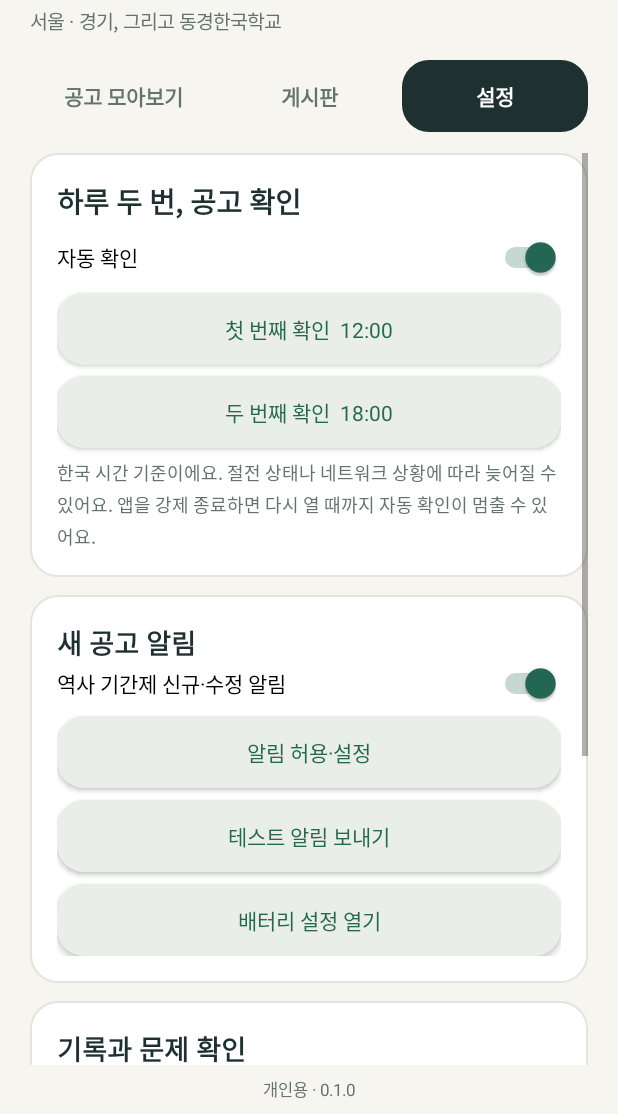
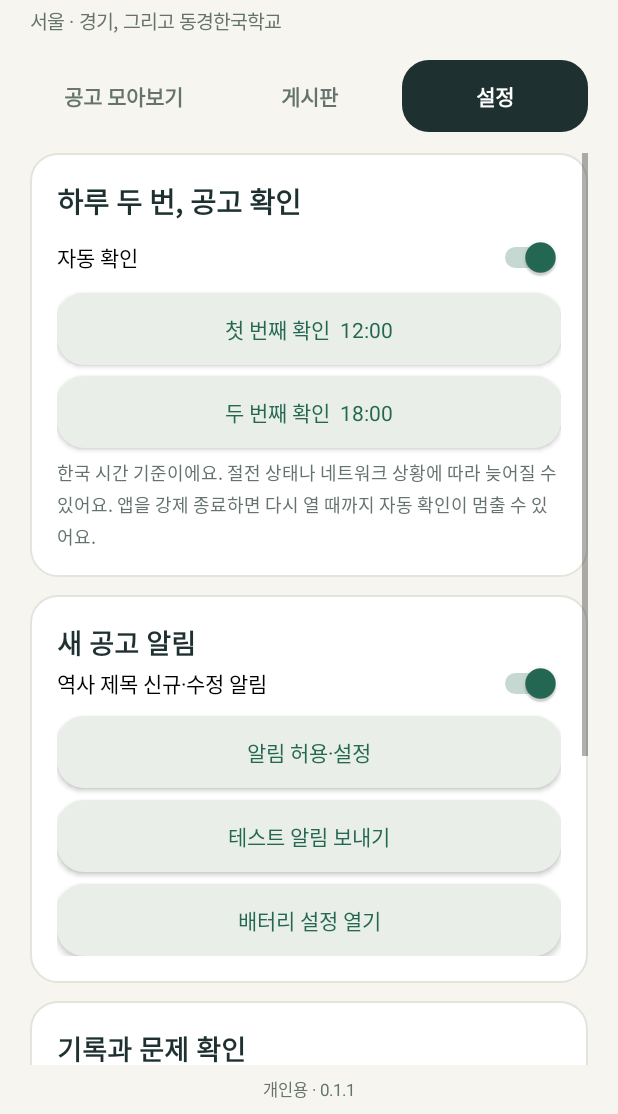
Before and after one commit to butteroverflovv/job-opening-notify, an Android app: the screen it shows after launch (MainActivity), after a tap on "설정", on a phone screen of 412 x 824 dp, the part 122-1236 px from its top. Run offline under Robolectric (Android 15) with nearby library versions, the phone set to English and light mode, and no system bars; 2 statements that could not run were skipped; 2 other taps on this screen came first.

Commit message:
Select history notices by title only and remove automatic document checks

```diff
--- a/app/build.gradle.kts
+++ b/app/build.gradle.kts
@@ -6,8 +6,8 @@ android {
         applicationId = "kr.personal.historyjobs"
         minSdk = 26
         targetSdk = 35
-        versionCode = 1
-        versionName = "0.1.0"
+        versionCode = 2
+        versionName = "0.1.1"
     }
     compileOptions { isCoreLibraryDesugaringEnabled = true; sourceCompatibility = JavaVersion.VERSION_17; targetCompatibility = JavaVersion.VERSION_17 }
     packaging { resources { excludes += setOf("META-INF/DEPENDENCIES", "META-INF/LICENSE", "META-INF/LICENSE.txt", "META-INF/NOTICE", "META-INF/NOTICE.txt") } }
@@ -17,5 +17,4 @@ android {
 dependencies {
     coreLibraryDesugaring("com.android.tools:desugar_jdk_libs:2.1.5")
     implementation("androidx.work:work-runtime:2.10.1")
-    implementation("com.tom-roush:pdfbox-android:2.0.27.0")
 }
--- a/app/src/main/java/kr/personal/historyjobs/MainActivity.java
+++ b/app/src/main/java/kr/personal/historyjobs/MainActivity.java
@@ -33,7 +33,7 @@ public class MainActivity extends Activity {
     @Override public void onCreate(Bundle state){
         super.onCreate(state);store=Store.get(this);prefs=getSharedPreferences("settings",0);
         if(state!=null){tab=state.getInt("tab");filter=state.getInt("filter");query=state.getString("query","");}
-        CheckWorker.schedule(this);render();
+        if(filter==1)filter=0;CheckWorker.schedule(this);render();
         if(Build.VERSION.SDK_INT>=33&&!prefs.getBoolean("permissionAsked",false)){
             new AlertDialog.Builder(this).setTitle("새 역사 공고를 알려드릴게요").setMessage("공고 목록은 권한 없이도 볼 수 있어요. 새 공고 알림을 받으려면 다음 화면에서 알림을 허용해 주세요.").setPositiveButton("알림 설정",(d,w)->requestAlerts()).setNegativeButton("나중에",(d,w)->prefs.edit().putBoolean("permissionAsked",true).apply()).show();
         }
@@ -63,15 +63,15 @@ public class MainActivity extends Activity {
         ScrollView scroll=new ScrollView(this);scroll.setFillViewport(true);screen=col();scroll.addView(screen);root.addView(scroll,new LinearLayout.LayoutParams(-1,0,1));
         if(!store.warning().trim().isEmpty())screen.addView(text(store.warning(),14,AMBER));
         if(tab==0)noticesScreen();else if(tab==1)sourcesScreen();else settingsScreen();
-        TextView footer=text("개인용 · 0.1.0",11,MUTED);footer.setGravity(Gravity.CENTER);footer.setPadding(0,dp(8),0,dp(8));root.addView(footer);
+        TextView footer=text("개인용 · 0.1.1",11,MUTED);footer.setGravity(Gravity.CENTER);footer.setPadding(0,dp(8),0,dp(8));root.addView(footer);
     }
     private void noticesScreen(){
-        LinearLayout intro=card(screen);intro.addView(bold("중·고등학교 역사 기간제",17,INK));space(intro,5);
-        intro.addView(text("맞는 공고를 모으고, 애매한 공고는 따로 남겨요.",13,MUTED));space(intro,12);
+        LinearLayout intro=card(screen);intro.addView(bold("제목에 ‘역사’가 있는 공고",17,INK));space(intro,5);
+        intro.addView(text("제목만 확인해 빠르게 모아요. 본문·첨부는 원문에서 확인해요.",13,MUTED));space(intro,12);
         progress=text(running.trim().isEmpty()?lastRun():running,12,MUTED);intro.addView(progress);space(intro,10);
         intro.addView(button(SyncEngine.busy()?"확인 중…":"지금 확인",true,this::sync));
-        LinearLayout chips=row();String[] filters={"역사 기간제","확인 필요","관심 공고"};
-        for(int i=0;i<3;i++){final int f=i;TextView chip=bold(filters[i],12,filter==i?GREEN:MUTED);chip.setPadding(dp(10),dp(12),dp(10),dp(12));chip.setBackground(shape(filter==i?0xffe2ebdf:BG,0));chips.addView(chip,new LinearLayout.LayoutParams(0,-2,1));chip.setGravity(Gravity.CENTER);chip.setOnClickListener(v->{filter=f;render();});}
+        LinearLayout chips=row();String[] filters={"역사 공고","관심 공고"};
+        for(int i=0;i<filters.length;i++){final int f=i==1?2:0;TextView chip=bold(filters[i],12,filter==f?GREEN:MUTED);chip.setPadding(dp(10),dp(12),dp(10),dp(12));chip.setBackground(shape(filter==f?0xffe2ebdf:BG,0));chips.addView(chip,new LinearLayout.LayoutParams(0,-2,1));chip.setGravity(Gravity.CENTER);chip.setOnClickListener(v->{filter=f;render();});}
         screen.addView(chips);space(screen,10);
         EditText search=new EditText(this);search.setSingleLine(true);search.setTextSize(14);search.setHint("학교·지역·공고명 검색");search.setText(query);search.setPadding(dp(13),dp(8),dp(13),dp(8));search.setBackground(shape(Color.WHITE,LINE));screen.addView(search,new LinearLayout.LayoutParams(-1,dp(46)));
         search.addTextChangedListener(new TextWatcher(){public void beforeTextChanged(CharSequence s,int st,int c,int a){}public void onTextChanged(CharSequence s,int st,int before,int count){query=s.toString();drawNotices();}public void afterTextChanged(Editable e){}});
@@ -84,7 +84,7 @@ public class MainActivity extends Activity {
         List<Notice> found=new ArrayList<>();long now=System.currentTimeMillis();
         for(Notice n:store.notices().values()){
             if(!active.contains(n.sourceId)&&!n.favorite)continue;
-            boolean show=filter==2?n.favorite:filter==1?n.status==Status.REVIEW:n.status==Status.MATCH;
+            boolean show=Classifier.titleMatches(n.title)&&(filter==2?n.favorite:n.status==Status.MATCH);
             if(!show||(!closed&&n.deadline>0&&n.deadline<now))continue;
             if(!(n.title+" "+n.school+" "+n.region+" "+n.sourceName).toLowerCase(Locale.ROOT).contains(query.toLowerCase(Locale.ROOT)))continue;
             found.add(n);
@@ -92,10 +92,10 @@ public class MainActivity extends Activity {
         found.sort(Comparator.comparingLong((Notice n)->n.deadline>now?n.deadline:Long.MAX_VALUE).thenComparing(Comparator.comparingLong((Notice n)->n.firstSeen).reversed()));
         TextView count=text(found.size()+"개의 공고 · 마감 가까운 순",12,MUTED);count.setPadding(0,0,0,dp(10));noticeList.addView(count);
         if(found.isEmpty()){
-            LinearLayout empty=card(noticeList);empty.addView(bold(filter==1?"확인이 필요한 공고가 없어요":"아직 표시할 공고가 없어요",18,INK));space(empty,8);
-            empty.addView(text("‘지금 확인’을 눌러 공고를 가져와 주세요.\n표시되는 공고가 없다면 게시판 탭의 연결 상태와 ‘확인 필요’ 목록도 살펴보세요.",14,MUTED));return;
+            LinearLayout empty=card(noticeList);empty.addView(bold("아직 표시할 공고가 없어요",18,INK));space(empty,8);
+            empty.addView(text("‘지금 확인’을 눌러 공고를 가져와 주세요.\n표시되는 공고가 없다면 게시판 탭의 연결 상태를 확인해 주세요.",14,MUTED));return;
         }
-        for(Notice n:found){LinearLayout c=card(noticeList);LinearLayout line=row();TextView badge=bold(n.status==Status.MATCH?"역사 · 기간제":"확인 필요",11,n.status==Status.MATCH?GREEN:AMBER);line.addView(badge,new LinearLayout.LayoutParams(0,-2,1));if(!n.read)line.addView(bold("NEW",10,GREEN));TextView star=bold(n.favorite?"  ★":"  ☆",22,GREEN);line.addView(star);star.setOnClickListener(v->{store.favorite(n.id);drawNotices();});c.addView(line);space(c,9);c.addView(bold(n.title,17,INK));space(c,8);c.addView(text((n.school.trim().isEmpty()?n.sourceName:n.school)+"  ·  "+n.region,13,MUTED));
+        for(Notice n:found){LinearLayout c=card(noticeList);LinearLayout line=row();TextView badge=bold("제목에 역사 포함",11,n.status==Status.MATCH?GREEN:AMBER);line.addView(badge,new LinearLayout.LayoutParams(0,-2,1));if(!n.read)line.addView(bold("NEW",10,GREEN));TextView star=bold(n.favorite?"  ★":"  ☆",22,GREEN);line.addView(star);star.setOnClickListener(v->{store.favorite(n.id);drawNotices();});c.addView(line);space(c,9);c.addView(bold(n.title,17,INK));space(c,8);c.addView(text((n.school.trim().isEmpty()?n.sourceName:n.school)+"  ·  "+n.region,13,MUTED));
             space(c,6);c.addView(text(n.deadlineLabel.trim().isEmpty()?"접수 마감은 원문에서 확인":"접수 마감  "+n.deadlineLabel,12,n.deadline>0&&n.deadline-now<3L*86400000?AMBER:MUTED));
             if(n.status==Status.REVIEW){space(c,6);c.addView(text(n.reason,12,AMBER));}
             c.setOnClickListener(v->detail(n));
@@ -134,10 +134,10 @@ public class MainActivity extends Activity {
         LinearLayout c=card(screen);c.addView(bold("하루 두 번, 공고 확인",19,INK));space(c,10);Switch automatic=new Switch(this);automatic.setText("자동 확인");automatic.setChecked(prefs.getBoolean("automatic",true));c.addView(automatic);automatic.setOnCheckedChangeListener((b,on)->{prefs.edit().putBoolean("automatic",on).apply();CheckWorker.reschedule(this);});
         space(c,10);for(int i=0;i<2;i++){final int slot=i;int minute=prefs.getInt("slot"+i,i==0?720:1080);c.addView(button((i==0?"첫 번째":"두 번째")+" 확인  "+String.format(Locale.KOREA,"%02d:%02d",minute/60,minute%60),false,()->new TimePickerDialog(this,(view,h,m)->{prefs.edit().putInt("slot"+slot,h*60+m).apply();CheckWorker.reschedule(this);render();},minute/60,minute%60,true).show()));space(c,7);}
         c.addView(text("한국 시간 기준이에요. 절전 상태나 네트워크 상황에 따라 늦어질 수 있어요. 앱을 강제 종료하면 다시 열 때까지 자동 확인이 멈출 수 있어요.",12,MUTED));
-        LinearLayout a=card(screen);a.addView(bold("새 공고 알림",18,INK));Switch alerts=new Switch(this);alerts.setText("역사 기간제 신규·수정 알림");alerts.setChecked(prefs.getBoolean("alerts",true));a.addView(alerts);alerts.setOnCheckedChangeListener((b,on)->{prefs.edit().putBoolean("alerts",on).apply();if(on)requestAlerts();});space(a,8);a.addView(button("알림 허용·설정",false,this::requestAlerts));space(a,8);a.addView(button("테스트 알림 보내기",false,()->{if(Build.VERSION.SDK_INT>=33&&checkSelfPermission(Manifest.permission.POST_NOTIFICATIONS)!=PackageManager.PERMISSION_GRANTED){requestAlerts();return;}SyncEngine.testNotification(this);toast("휴대폰 알림창을 확인해 주세요");}));
+        LinearLayout a=card(screen);a.addView(bold("새 공고 알림",18,INK));Switch alerts=new Switch(this);alerts.setText("역사 제목 신규·수정 알림");alerts.setChecked(prefs.getBoolean("alerts",true));a.addView(alerts);alerts.setOnCheckedChangeListener((b,on)->{prefs.edit().putBoolean("alerts",on).apply();if(on)requestAlerts();});space(a,8);a.addView(button("알림 허용·설정",false,this::requestAlerts));space(a,8);a.addView(button("테스트 알림 보내기",false,()->{if(Build.VERSION.SDK_INT>=33&&checkSelfPermission(Manifest.permission.POST_NOTIFICATIONS)!=PackageManager.PERMISSION_GRANTED){requestAlerts();return;}SyncEngine.testNotification(this);toast("휴대폰 알림창을 확인해 주세요");}));
         space(a,8);a.addView(button("배터리 설정 열기",false,()->{try{startActivity(new Intent(Settings.ACTION_IGNORE_BATTERY_OPTIMIZATION_SETTINGS));}catch(Exception e){openAppSettings();}}));
         LinearLayout data=card(screen);data.addView(bold("기록과 문제 확인",18,INK));space(data,8);data.addView(button("백업 파일 저장",false,()->documentIntent(true)));space(data,8);data.addView(button("백업 가져오기",false,()->documentIntent(false)));space(data,8);data.addView(button("진단 내용 복사",false,()->{android.content.ClipboardManager cm=(android.content.ClipboardManager)getSystemService(CLIPBOARD_SERVICE);cm.setPrimaryClip(ClipData.newPlainText("역사 채용노트 진단",diagnostics()));toast("진단 내용을 복사했어요");}));
-        space(data,12);data.addView(text("공고와 설정은 이 휴대폰에 저장돼요. AI 계정·유료 API·별도 서버는 사용하지 않아요.\n\n‘역사 기간제’는 모집 조건 분류이며 지원 자격을 보장하지 않아요. 제출 전 원문에서 자격과 마감 시각을 확인해 주세요.",12,MUTED));
+        space(data,12);data.addView(text("공고와 설정은 이 휴대폰에 저장돼요. AI 계정·유료 API·별도 서버는 사용하지 않아요.\n\n제목에 ‘역사’가 포함됐는지만 확인해요. 학교급·기간제 여부·지원 자격·마감 시각은 원문에서 확인해 주세요.",12,MUTED));
         if(!prefs.getString("storageError","").trim().isEmpty())data.addView(text(prefs.getString("storageError",""),12,AMBER));
     }
     private void documentIntent(boolean export){Intent i=new Intent(export?Intent.ACTION_CREATE_DOCUMENT:Intent.ACTION_OPEN_DOCUMENT);i.addCategory(Intent.CATEGORY_OPENABLE);i.setType("application/json");if(export)i.putExtra(Intent.EXTRA_TITLE,"history-jobs-backup.json");try{startActivityForResult(i,export?201:202);}catch(Exception e){toast("파일 선택 앱을 열지 못했어요");}}
@@ -152,5 +152,5 @@ public class MainActivity extends Activity {
     private void open(String raw){String safe=Html.resolve(raw,raw);if(safe.trim().isEmpty()){toast("열 수 없는 주소예요");return;}try{startActivity(new Intent(Intent.ACTION_VIEW,Uri.parse(safe)));}catch(Exception e){toast("주소를 열 앱이 없어요");}}
     private String date(long t){return Instant.ofEpochMilli(t).atZone(Classifier.KST).format(DateTimeFormatter.ofPattern("MM.dd HH:mm",Locale.KOREA));}
     private void toast(String msg){Toast.makeText(this,msg,Toast.LENGTH_LONG).show();}
-    private String diagnostics(){StringBuilder b=new StringBuilder("역사 채용노트 0.1.0\nAndroid "+Build.VERSION.RELEASE+" / "+Build.MANUFACTURER+" "+Build.MODEL+"\n");b.append("자동 확인: ").append(prefs.getBoolean("automatic",true)).append("\n");for(Source s:store.sources())b.append("\n").append(s.name).append(" / ").append(s.enabled?"켜짐":"꺼짐").append("\n").append(s.url).append("\n").append(s.message).append("\n마지막 성공 ").append(s.lastSuccess==0?"없음":date(s.lastSuccess)).append('\n');return b.toString();}
+    private String diagnostics(){StringBuilder b=new StringBuilder("역사 채용노트 0.1.1\nAndroid "+Build.VERSION.RELEASE+" / "+Build.MANUFACTURER+" "+Build.MODEL+"\n");b.append("자동 확인: ").append(prefs.getBoolean("automatic",true)).append("\n");for(Source s:store.sources())b.append("\n").append(s.name).append(" / ").append(s.enabled?"켜짐":"꺼짐").append("\n").append(s.url).append("\n").append(s.message).append("\n마지막 성공 ").append(s.lastSuccess==0?"없음":date(s.lastSuccess)).append('\n');return b.toString();}
 }
--- a/app/src/main/java/kr/personal/historyjobs/Store.java
+++ b/app/src/main/java/kr/personal/historyjobs/Store.java
@@ -17,7 +17,7 @@ public final class Store {
     private final Context context;
     private String loadWarning="";
     private Store(Context c){context=c;file=new AtomicFile(new File(c.getFilesDir(),"history-jobs.json"));
-        if(file.getBaseFile().exists())try{load(new JSONObject(new String(file.readFully(),StandardCharsets.UTF_8)));}
+        if(file.getBaseFile().exists())try{load(new JSONObject(new String(file.readFully(),StandardCharsets.UTF_8)));save();}
         catch(Exception e){loadWarning="저장 데이터를 읽지 못했어요. 기존 파일은 유지했어요. 설정에서 진단 내보내기를 이용해 주세요.";}
         else{sources.addAll(defaults());save();}
     }
@@ -58,10 +58,19 @@ public final class Store {
         List<Source> ss=new ArrayList<>();LinkedHashMap<String,Notice> nn=new LinkedHashMap<>();
         JSONArray a=j.getJSONArray("sources");for(int i=0;i<a.length();i++){JSONObject x=a.getJSONObject(i);Source s=kr.personal.historyjobs.core.Model.source(x.getString("id"),x.getString("name"),x.getString("url"),x.optString("kind","AUTO"),x.optString("region","서울/경기"),x.optString("schoolHint"));s.enabled=x.optBoolean("enabled",true);s.lastAttempt=x.optLong("lastAttempt");s.lastSuccess=x.optLong("lastSuccess");s.message=x.optString("message","아직 확인하지 않았어요");ss.add(s);}
         a=j.getJSONArray("notices");for(int i=0;i<a.length();i++){JSONObject x=a.getJSONObject(i);Notice n=new Notice();n.id=x.getString("id");n.sourceId=x.optString("sourceId");n.sourceName=x.optString("sourceName");n.url=x.getString("url");n.title=x.optString("title");n.school=x.optString("school");n.region=x.optString("region");n.body=x.optString("body");n.reason=x.optString("reason");n.fingerprint=x.optString("fingerprint");n.deadlineLabel=x.optString("deadlineLabel");n.deadline=x.optLong("deadline");n.firstSeen=x.optLong("firstSeen");n.lastSeen=x.optLong("lastSeen");n.read=x.optBoolean("read");n.favorite=x.optBoolean("favorite");n.complete=x.optBoolean("complete");try{n.status=Status.valueOf(x.optString("status","REVIEW"));}catch(Exception e){n.status=Status.REVIEW;}JSONArray fs=x.optJSONArray("attachments");if(fs!=null)for(int k=0;k<fs.length();k++){JSONObject f=fs.getJSONObject(k);n.attachments.add(new Link(f.optString("title"),f.optString("url")));}nn.put(n.id,n);}
+        if(j.optInt("selectionVersion",0)<2)for(Source src:ss)src.message="제목 기준으로 변경됐어요. ‘지금 확인’으로 새 목록을 가져와 주세요.";
+        android.content.SharedPreferences notified=context.getSharedPreferences("notified",0);
+        android.content.SharedPreferences.Editor delivery=notified.edit();
+        for(Notice n:nn.values()){
+            String previous=n.fingerprint;boolean wasSent=!previous.isEmpty()&&previous.equals(notified.getString(n.id,""));
+            kr.personal.historyjobs.core.Classifier.reclassify(n);
+            if(wasSent)delivery.putString(n.id,n.fingerprint);
+        }
+        delivery.apply();
         sources.clear();sources.addAll(ss);notices.clear();notices.putAll(nn);
     }
     private JSONObject toJson(){
-        JSONObject j=new JSONObject();try{j.put("schema",1);JSONArray ss=new JSONArray(),ns=new JSONArray();
+        JSONObject j=new JSONObject();try{j.put("schema",1).put("selectionVersion",2);JSONArray ss=new JSONArray(),ns=new JSONArray();
             for(Source s:sources){JSONObject x=new JSONObject();x.put("id",s.id).put("name",s.name).put("url",s.url).put("kind",s.kind).put("region",s.region).put("schoolHint",s.schoolHint).put("enabled",s.enabled).put("lastAttempt",s.lastAttempt).put("lastSuccess",s.lastSuccess).put("message",s.message);ss.put(x);}
             for(Notice n:notices.values()){JSONObject x=new JSONObject();x.put("id",n.id).put("sourceId",n.sourceId).put("sourceName",n.sourceName).put("url",n.url).put("title",n.title).put("school",n.school).put("region",n.region).put("body",n.body).put("reason",n.reason).put("fingerprint",n.fingerprint).put("deadlineLabel",n.deadlineLabel).put("deadline",n.deadline).put("firstSeen",n.firstSeen).put("lastSeen",n.lastSeen).put("read",n.read).put("favorite",n.favorite).put("complete",n.complete).put("status",n.status.name());JSONArray fs=new JSONArray();for(Link f:n.attachments)fs.put(new JSONObject().put("title",f.title()).put("url",f.url()));x.put("attachments",fs);ns.put(x);}
             j.put("sources",ss).put("notices",ns);
--- a/app/src/main/java/kr/personal/historyjobs/core/BoardParser.java
+++ b/app/src/main/java/kr/personal/historyjobs/core/BoardParser.java
@@ -36,7 +36,7 @@ public final class BoardParser {
                         Html.Node box=n.parent;
                         for(int k=0;k<4&&box!=null;k++,box=box.parent){String t=box.text();if(t.contains("채용")&&t.length()<1800){title=t.replaceAll("\\s+"," ");break;}}
                     }
-                    links.put(url,new Link(title,url));
+                    links.put(url,new Link(title,url,n.text()));
                 }
             } else if(!url.trim().isEmpty()&&Html.sameHost(page,url)&&!url.equals(page)&&isPage(raw,text))pages.add(url);
             if(handler.matches("(?is).*(?:page|paging|goPage|movePage|searchPage).*")){
```
Also changed, not shown: app/src/main/java/kr/personal/historyjobs/SyncEngine.java (+6 -19 lines), app/src/main/java/kr/personal/historyjobs/core/Classifier.java (+11 -33 lines), app/src/main/java/kr/personal/historyjobs/core/Collector.java (+20 -47 lines), app/src/main/java/kr/personal/historyjobs/core/Model.java (+5 -6 lines), 5 other files.
